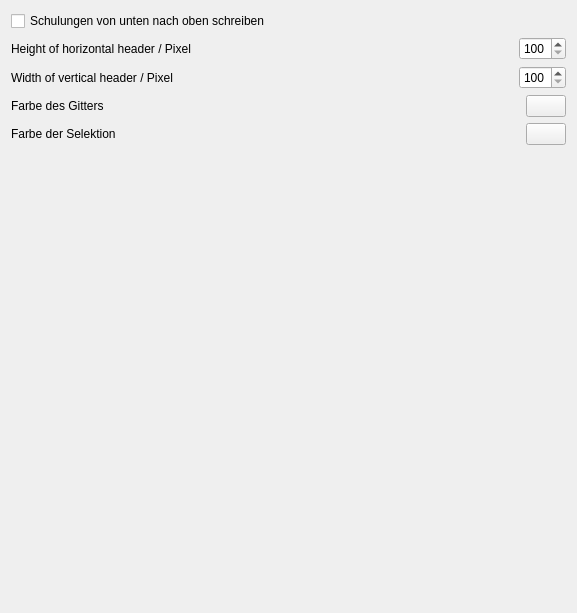
Old version of the form ui/qmqualimatrixsettingswidget.ui in the repository Christian-Kr/QualificationMatrix.
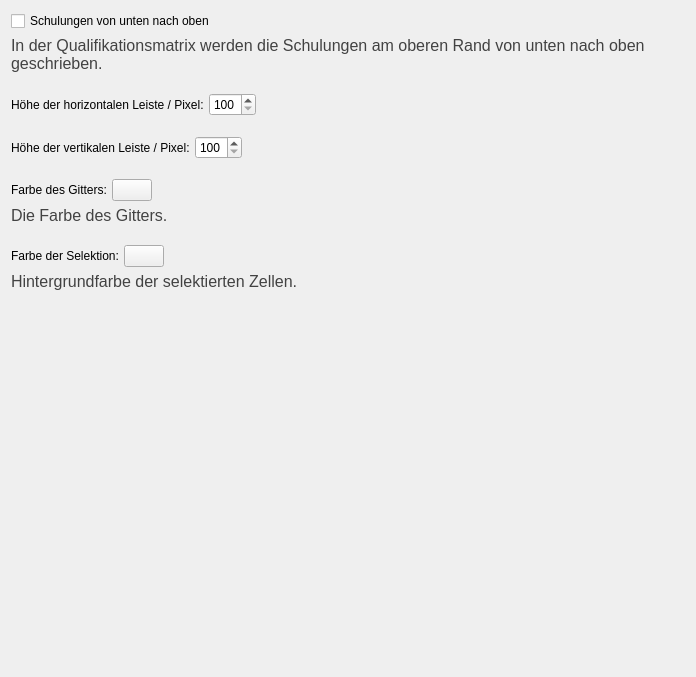
New version of the form.

Commit message: Redesign general settings widget

What changed in the file:
```diff
--- a/ui/qmqualimatrixsettingswidget.ui
+++ b/ui/qmqualimatrixsettingswidget.ui
@@ -6,27 +6,55 @@
    <rect>
     <x>0</x>
     <y>0</y>
-    <width>577</width>
-    <height>613</height>
+    <width>696</width>
+    <height>677</height>
    </rect>
   </property>
   <property name="windowTitle">
    <string>Form</string>
   </property>
   <layout class="QGridLayout" name="gridLayout">
+   <property name="verticalSpacing">
+    <number>20</number>
+   </property>
    <item row="0" column="0">
+    <layout class="QVBoxLayout" name="verticalLayout">
+     <property name="spacing">
+      <number>5</number>
+     </property>
+     <item>
     <widget class="QCheckBox" name="cbWriteTrainBottomToTop">
      <property name="text">
-      <string>Schulungen von unten nach oben schreiben</string>
-     </property>
-    </widget>
+        <string>Schulungen von unten nach oben</string>
+       </property>
+      </widget>
+     </item>
+     <item>
+      <widget class="QLabel" name="label">
+       <property name="font">
+        <font>
+         <pointsize>12</pointsize>
+        </font>
+       </property>
+       <property name="text">
+        <string>&lt;html&gt;&lt;head/&gt;&lt;body&gt;&lt;p&gt;&lt;span style=&quot; color:#424242;&quot;&gt;In der Qualifikationsmatrix werden die Schulungen am oberen Rand von unten nach oben geschrieben.&lt;/span&gt;&lt;/p&gt;&lt;/body&gt;&lt;/html&gt;</string>
+       </property>
+       <property name="wordWrap">
+        <bool>true</bool>
+       </property>
+      </widget>
+     </item>
+    </layout>
    </item>
    <item row="1" column="0">
-    <layout class="QHBoxLayout" name="horizontalLayout_7" stretch="2,0">
+    <layout class="QHBoxLayout" name="horizontalLayout_7" stretch="0,0,0">
+     <property name="spacing">
+      <number>5</number>
+     </property>
      <item>
       <widget class="QLabel" name="label_6">
        <property name="text">
-        <string>Height of horizontal header / Pixel</string>
+        <string>Höhe der horizontalen Leiste / Pixel:</string>
        </property>
       </widget>
      </item>
@@ -40,14 +68,30 @@
        </property>
       </widget>
      </item>
+     <item>
+      <spacer name="horizontalSpacer">
+       <property name="orientation">
+        <enum>Qt::Horizontal</enum>
+       </property>
+       <property name="sizeHint" stdset="0">
+        <size>
+         <width>40</width>
+         <height>20</height>
+        </size>
+       </property>
+      </spacer>
+     </item>
     </layout>
    </item>
    <item row="2" column="0">
-    <layout class="QHBoxLayout" name="horizontalLayout_6" stretch="2,0">
+    <layout class="QHBoxLayout" name="horizontalLayout_6" stretch="0,0,0">
+     <property name="spacing">
+      <number>5</number>
+     </property>
      <item>
       <widget class="QLabel" name="label_5">
        <property name="text">
-        <string>Width of vertical header / Pixel</string>
+        <string>Höhe der vertikalen Leiste / Pixel:</string>
        </property>
       </widget>
      </item>
@@ -61,14 +105,35 @@
        </property>
       </widget>
      </item>
+     <item>
+      <spacer name="horizontalSpacer_2">
+       <property name="orientation">
+        <enum>Qt::Horizontal</enum>
+       </property>
+       <property name="sizeHint" stdset="0">
+        <size>
+         <width>40</width>
+         <height>20</height>
+        </size>
+       </property>
+      </spacer>
+     </item>
     </layout>
    </item>
    <item row="3" column="0">
-    <layout class="QHBoxLayout" name="horizontalLayout_8" stretch="2,0">
+    <layout class="QVBoxLayout" name="verticalLayout_3">
+     <property name="spacing">
+      <number>5</number>
+     </property>
+     <item>
+      <layout class="QHBoxLayout" name="horizontalLayout_8" stretch="0,0,0">
+       <property name="spacing">
+        <number>5</number>
+       </property>
      <item>
       <widget class="QLabel" name="label_7">
        <property name="text">
-        <string>Farbe des Gitters</string>
+          <string>Farbe des Gitters:</string>
        </property>
       </widget>
      </item>
@@ -85,14 +150,52 @@
        </property>
       </widget>
      </item>
+       <item>
+        <spacer name="horizontalSpacer_3">
+         <property name="orientation">
+          <enum>Qt::Horizontal</enum>
+         </property>
+         <property name="sizeHint" stdset="0">
+          <size>
+           <width>40</width>
+           <height>20</height>
+          </size>
+         </property>
+        </spacer>
+       </item>
+      </layout>
+     </item>
+     <item>
+      <widget class="QLabel" name="label_2">
+       <property name="font">
+        <font>
+         <pointsize>12</pointsize>
+        </font>
+       </property>
+       <property name="text">
+        <string>&lt;html&gt;&lt;head/&gt;&lt;body&gt;&lt;p&gt;&lt;span style=&quot; color:#424242;&quot;&gt;Die Farbe des Gitters.&lt;/span&gt;&lt;/p&gt;&lt;/body&gt;&lt;/html&gt;</string>
+       </property>
+       <property name="wordWrap">
+        <bool>true</bool>
+       </property>
+      </widget>
+     </item>
     </layout>
    </item>
    <item row="4" column="0">
-    <layout class="QHBoxLayout" name="horizontalLayout_10" stretch="2,0">
+    <layout class="QVBoxLayout" name="verticalLayout_2">
+     <property name="spacing">
+      <number>5</number>
+     </property>
+     <item>
+      <layout class="QHBoxLayout" name="horizontalLayout_10" stretch="0,0,0">
+       <property name="spacing">
+        <number>5</number>
+       </property>
      <item>
       <widget class="QLabel" name="label_8">
        <property name="text">
-        <string>Farbe der Selektion</string>
+          <string>Farbe der Selektion:</string>
        </property>
       </widget>
      </item>
@@ -106,6 +209,36 @@
        </property>
        <property name="text">
         <string/>
+         </property>
+        </widget>
+       </item>
+       <item>
+        <spacer name="horizontalSpacer_4">
+         <property name="orientation">
+          <enum>Qt::Horizontal</enum>
+         </property>
+         <property name="sizeHint" stdset="0">
+          <size>
+           <width>40</width>
+           <height>20</height>
+          </size>
+         </property>
+        </spacer>
+       </item>
+      </layout>
+     </item>
+     <item>
+      <widget class="QLabel" name="label_3">
+       <property name="font">
+        <font>
+         <pointsize>12</pointsize>
+        </font>
+       </property>
+       <property name="text">
+        <string>&lt;html&gt;&lt;head/&gt;&lt;body&gt;&lt;p&gt;&lt;span style=&quot; color:#424242;&quot;&gt;Hintergrundfarbe der selektierten Zellen.&lt;/span&gt;&lt;/p&gt;&lt;/body&gt;&lt;/html&gt;</string>
+       </property>
+       <property name="wordWrap">
+        <bool>true</bool>
        </property>
       </widget>
      </item>
```
Lines whose indentation alone changed are shown as unchanged. The commit also changes 3 other files.
